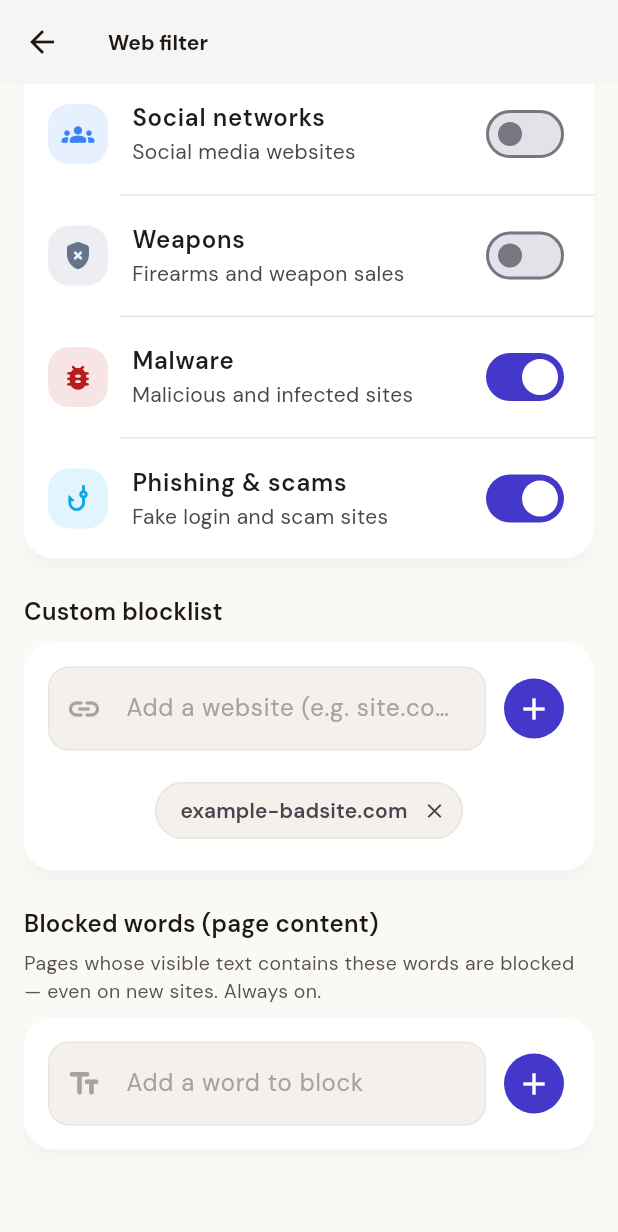
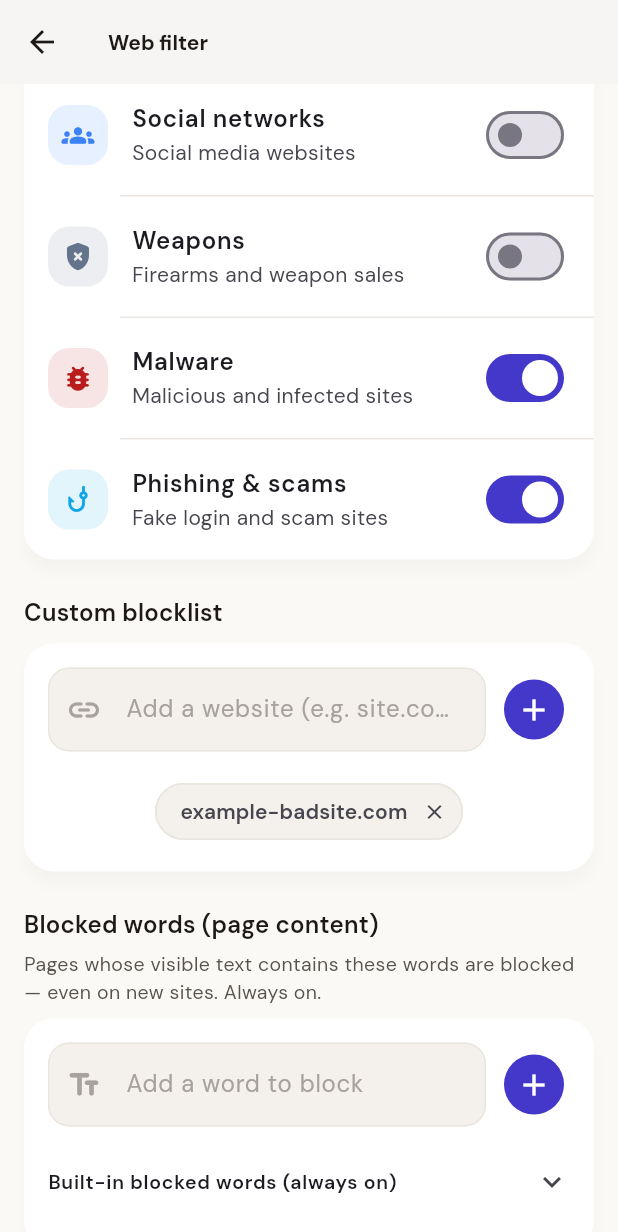
Before and after one commit to chetak-dev/maryada_app, a Flutter app: the WebFilterScreen screen opened directly, scrolled down 576 dp, on a phone screen of 412 x 824 dp. Shown: the top 1232 px of the screen. Run offline on Flutter 3.47's test engine with Material 3 defaults, Android fonts, the phone set to English and light mode, and no system bars; our stand-ins replace cloud_firestore, firebase_auth, firebase_core, google_fonts; accounts and stored records are empty.

Commit message:
Web filter: persistent on/off protection status banner; show built-in blocked words

```diff
--- a/parent_app/lib/screens/web_filter/web_filter_screen.dart
+++ b/parent_app/lib/screens/web_filter/web_filter_screen.dart
@@ -4,6 +4,16 @@
 import '../../data/web_filter_repository.dart';
 import '../../models/web_filter.dart';
 import '../../theme/tokens.dart';
+
+/// The built-in unsafe terms the child app always blocks in page content
+/// (mirrors `ContentFilter` on the Android side). Shown read-only so parents
+/// can see what's covered by default.
+const _builtinBlockedWords = <String>[
+  'pornhub', 'xvideos', 'xnxx', 'xhamster', 'redtube', 'youporn', 'brazzers',
+  'onlyfans', 'hentai', 'camgirl', 'camsoda', 'chaturbate', 'porn', 'nsfw',
+  'xxx', 'sex video', 'sex videos', 'adult video', 'nude photos', 'nude pics',
+  'escort service',
+];
 
 /// Web filter editor: master safe-browsing switch, content-category toggles and
 /// a custom blocklist. Persists to Firestore when [familyId] is set.
@@ -182,6 +192,40 @@
               onChanged: _toggleSafeBrowsing,
             ),
           ),
+          const SizedBox(height: AppSpacing.sm),
+          Container(
+            width: double.infinity,
+            padding: const EdgeInsets.all(AppSpacing.md),
+            decoration: BoxDecoration(
+              color: (_enabled ? AppColors.success : AppColors.danger)
+                  .withValues(alpha: 0.10),
+              borderRadius: BorderRadius.circular(AppRadius.md),
+            ),
+            child: Row(
+              children: [
+                Icon(
+                  _enabled
+                      ? Icons.verified_user_rounded
+                      : Icons.gpp_bad_rounded,
+                  color: _enabled ? AppColors.success : AppColors.danger,
+                  size: 20,
+                ),
+                const SizedBox(width: AppSpacing.sm),
+                Expanded(
+                  child: Text(
+                    _enabled
+                        ? 'On — your child is protected. Unsafe sites are blocked.'
+                        : 'Off — no websites are blocked. Your child can visit any site.',
+                    style: TextStyle(
+                      color: _enabled ? AppColors.success : AppColors.danger,
+                      fontWeight: FontWeight.w600,
+                      fontSize: 13,
+                    ),
+                  ),
+                ),
+              ],
+            ),
+          ),
           const SizedBox(height: AppSpacing.lg),
           Opacity(
             opacity: _enabled ? 1 : 0.5,
@@ -317,6 +361,35 @@
                       ],
                     ),
                   ],
+                  const SizedBox(height: AppSpacing.sm),
+                  Theme(
+                    data: Theme.of(context)
+                        .copyWith(dividerColor: Colors.transparent),
+                    child: ExpansionTile(
+                      tilePadding: EdgeInsets.zero,
+                      childrenPadding:
+                          const EdgeInsets.only(bottom: AppSpacing.sm),
+                      expandedCrossAxisAlignment: CrossAxisAlignment.start,
+                      title: const Text(
+                        'Built-in blocked words (always on)',
+                        style: TextStyle(
+                            fontSize: 13, fontWeight: FontWeight.w600),
+                      ),
+                      children: [
+                        Wrap(
+                          spacing: AppSpacing.sm,
+                          runSpacing: AppSpacing.sm,
+                          children: [
+                            for (final w in _builtinBlockedWords)
+                              Chip(
+                                label: Text(w),
+                                backgroundColor: AppColors.surfaceMuted,
+                              ),
+                          ],
+                        ),
+                      ],
+                    ),
+                  ),
                 ],
               ),
             ),
```
